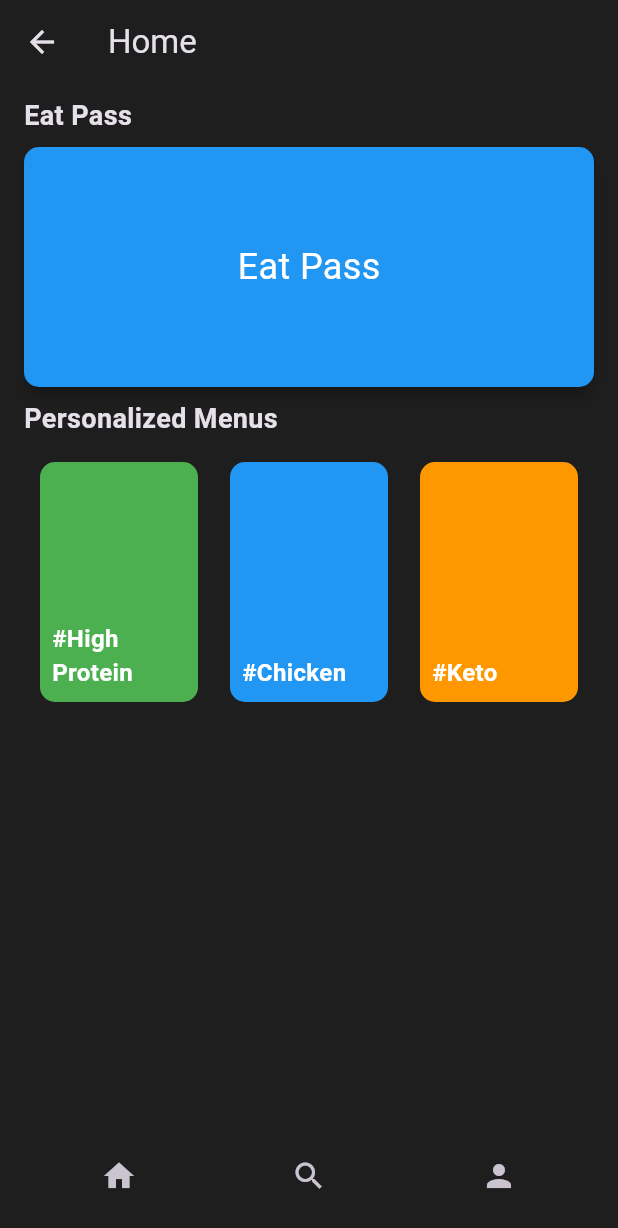
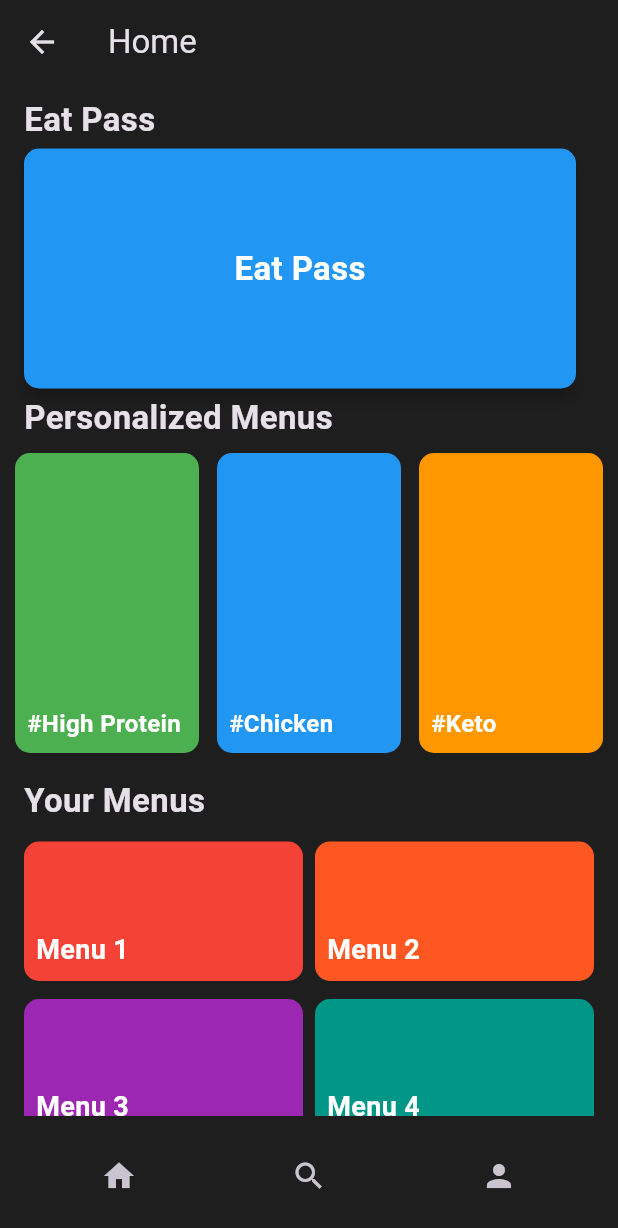
Before and after one commit to AzhaQari/eatery_v2, a Flutter app: the HomeScreen screen opened by its route, on a phone screen of 412 x 824 dp. Shown: the top 1228 px of the screen. Run offline on Flutter 3.47's test engine with Material 3 defaults, Android fonts, the phone set to English and light mode, and no system bars; our stand-ins replace firebase_auth; missing offline and left inert: algolia; accounts and stored records are empty.

Commit message:
added the menus to the homscreen

```diff
--- a/lib/screens/home_screen.dart
+++ b/lib/screens/home_screen.dart
@@ -1,27 +1,37 @@
 import 'package:flutter/material.dart';
 import 'package:eatery/widgets/bottom_app_bar.dart';
 import 'package:eatery/widgets/vertical_card.dart';
+import 'package:eatery/widgets/menu_playlist.dart';
 
 class HomeScreen extends StatelessWidget {
   @override
   Widget build(BuildContext context) {
     final List<String> boxTitles = ['High Protein', 'Chicken', 'Keto'];
     final List<Color> boxColors = [Colors.green, Colors.blue, Colors.orange];
+    final List<Color> menuColors = [
+      Colors.red,
+      Colors.deepOrange,
+      Colors.purple,
+      Colors.teal
+    ]; // New list of colors for MenuPlaylist
+
+    final double cardWidth = (MediaQuery.of(context).size.width - 32 - 12) / 3;
 
     return Scaffold(
       appBar: AppBar(
         title: Text('Home'),
       ),
-      body: Column(
+      body: SingleChildScrollView(
+        child: Column(
           crossAxisAlignment: CrossAxisAlignment.start,
           children: [
             Padding(
-            padding: const EdgeInsets.fromLTRB(16.0, 8.0, 0.0, 8.0),
+              padding: const EdgeInsets.fromLTRB(16.0, 8.0, 0.0, 4.0),
               child: Text(
                 'Eat Pass',
                 style: TextStyle(
                   fontWeight: FontWeight.bold,
-                fontSize: 18.0,
+                  fontSize: 22.0,
                 ),
               ),
             ),
@@ -33,51 +43,84 @@ class HomeScreen extends StatelessWidget {
                   // Handle Eat Pass button tap
                 },
                 child: Container(
-                height: 160.0, // Set the height of the Eat Pass card
+                  width: MediaQuery.of(context).size.width - 32 - 12,
+                  height: 160.0,
                   alignment: Alignment.center,
                   decoration: BoxDecoration(
                     borderRadius: BorderRadius.circular(10.0),
-                  color: Colors.blue, // Example color
+                    color: Colors.blue,
                   ),
                   child: Text(
                     'Eat Pass',
                     style: TextStyle(
                       color: Colors.white,
-                    fontSize: 24.0,
+                      fontWeight: FontWeight.bold,
+                      fontSize: 22.0,
                     ),
                   ),
                 ),
               ),
             ),
             Padding(
-            padding: const EdgeInsets.fromLTRB(16.0, 8.0, 0.0, 8.0),
+              padding: const EdgeInsets.fromLTRB(16.0, 4.0, 0.0, 4.0),
               child: Text(
                 'Personalized Menus',
                 style: TextStyle(
                   fontWeight: FontWeight.bold,
-                fontSize: 18.0,
+                  fontSize: 22.0,
                 ),
               ),
             ),
-          SizedBox(height: 8.0),
+            SizedBox(height: 4.0),
             Padding(
-            padding: const EdgeInsets.symmetric(horizontal: 16.0),
+              padding: const EdgeInsets.symmetric(horizontal: 4.0),
               child: Row(
                 mainAxisAlignment: MainAxisAlignment.spaceAround,
                 children: List.generate(
                   boxTitles.length,
-                (index) => VerticalCard(
+                  (index) => Container(
+                    width: cardWidth,
+                    child: VerticalCard(
                       title: boxTitles[index],
                       onPressed: () {},
                       color: boxColors[index],
-                  height: 160.0, // Set the height of the vertical card
+                      height: 200.0,
                     ),
+                  ),
+                ),
+              ),
+            ),
+            Padding(
+              padding: const EdgeInsets.fromLTRB(16.0, 16.0, 0.0, 4.0),
+              child: Text(
+                'Your Menus',
+                style: TextStyle(
+                  fontWeight: FontWeight.bold,
+                  fontSize: 22.0,
+                ),
+              ),
+            ),
+            GridView.count(
+              shrinkWrap: true,
+              crossAxisCount: 2,
+              childAspectRatio: 2.0,
+              padding: EdgeInsets.symmetric(horizontal: 16.0, vertical: 8.0),
+              mainAxisSpacing: 12.0,
+              crossAxisSpacing: 8.0,
+              children: List.generate(
+                4,
+                (index) => MenuPlaylist(
+                  title: 'Menu ${index + 1}',
+                  onPressed: () {},
+                  color: menuColors[index], // Set color for MenuPlaylist
+                  height: 200.0,
                 ),
               ),
             ),
           ],
         ),
-      bottomNavigationBar: BottomAppBarWidget(), // Add the bottom app bar
+      ),
+      bottomNavigationBar: BottomAppBarWidget(),
     );
   }
 }
--- /dev/null
+++ b/lib/screens/menu_item_list_screen.dart
@@ -0,0 +1,16 @@
+import 'package:flutter/material.dart';
+
+class MenuItemListScreen extends StatelessWidget {
+  @override
+  Widget build(BuildContext context) {
+    // Implement the UI for the menu item list screen
+    return Scaffold(
+      appBar: AppBar(
+        title: Text('Menu Item List'),
+      ),
+      body: Center(
+        child: Text('Menu Item List Screen'),
+      ),
+    );
+  }
+}
--- /dev/null
+++ b/lib/widgets/menu_playlist.dart
@@ -0,0 +1,43 @@
+import 'package:flutter/material.dart';
+
+class MenuPlaylist extends StatelessWidget {
+  final String title;
+  final VoidCallback onPressed;
+  final Color color;
+  final double height;
+
+  MenuPlaylist({
+    required this.title,
+    required this.onPressed,
+    required this.color,
+    required this.height,
+  });
+
+  @override
+  Widget build(BuildContext context) {
+    return GestureDetector(
+      onTap: onPressed,
+      child: Container(
+        decoration: BoxDecoration(
+          color: color,
+          borderRadius: BorderRadius.circular(10.0),
+        ),
+        height: height,
+        child: Padding(
+          padding: const EdgeInsets.all(8.0),
+          child: Align(
+            alignment: Alignment.bottomLeft,
+            child: Text(
+              title,
+              style: TextStyle(
+                color: Colors.white,
+                fontWeight: FontWeight.bold,
+                fontSize: 18.0,
+              ),
+            ),
+          ),
+        ),
+      ),
+    );
+  }
+}
```
Lines whose indentation alone changed are shown as unchanged.
